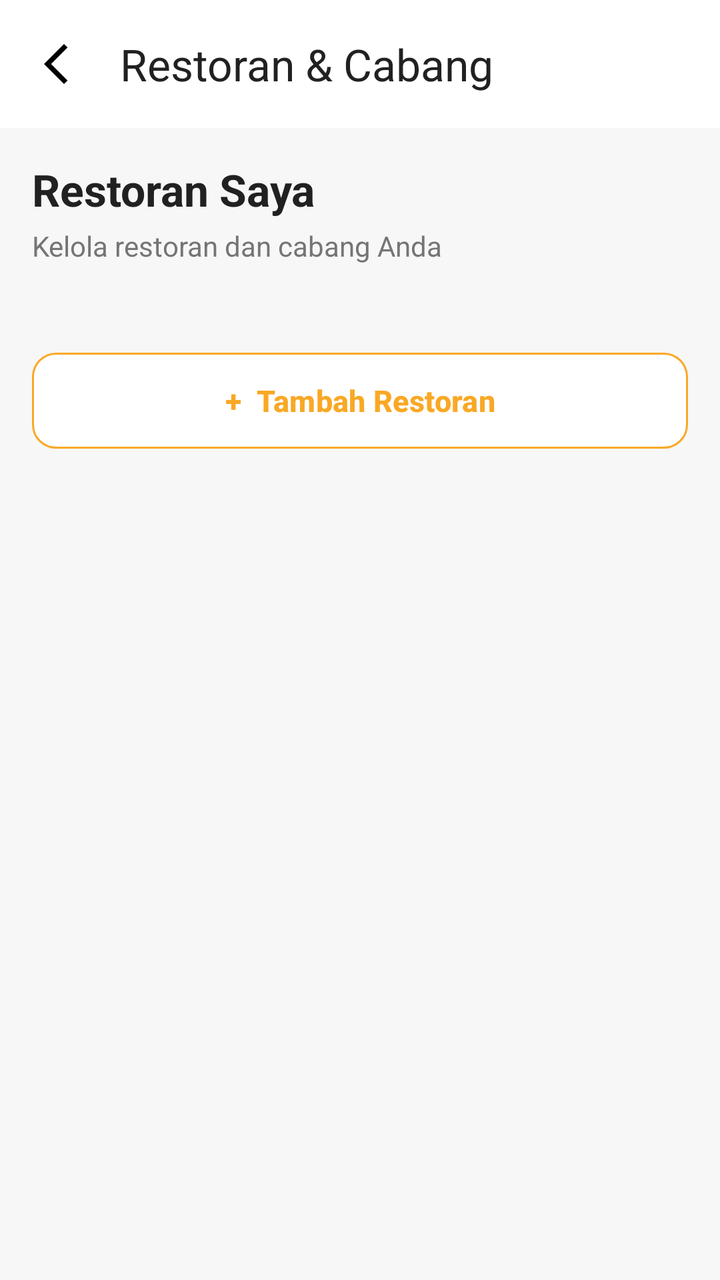
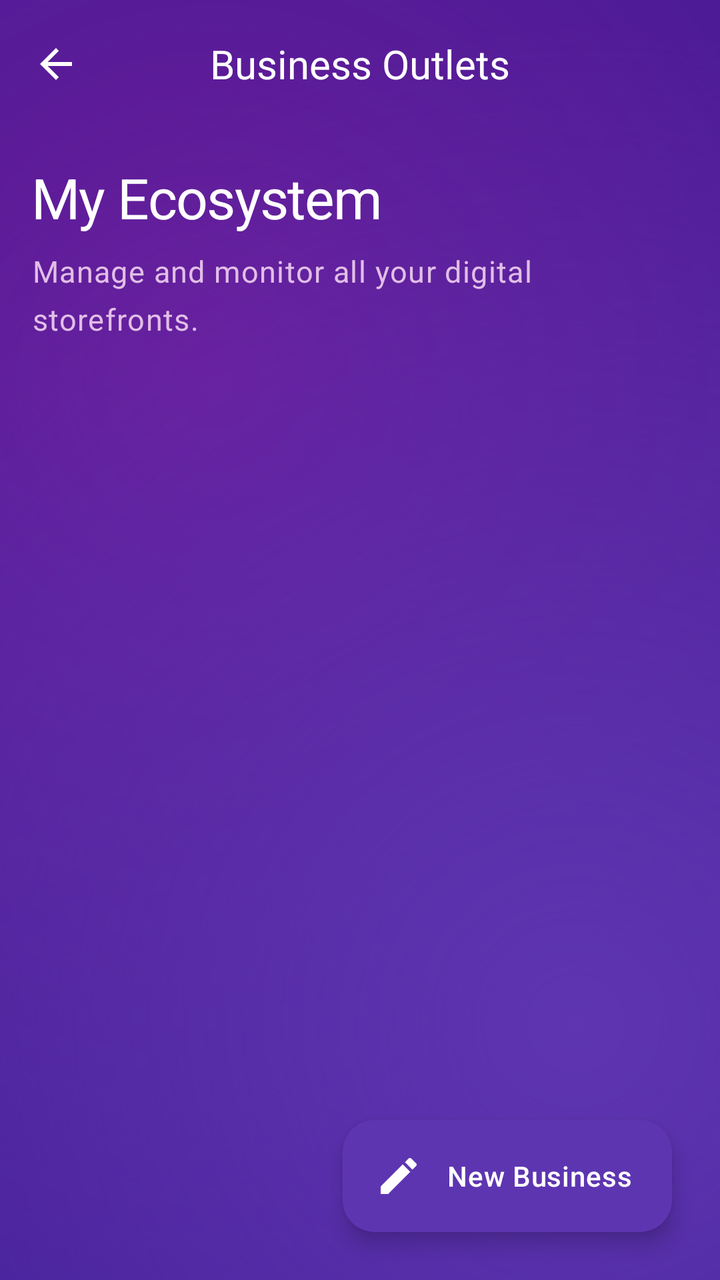

An Android layout rendered at two revisions. The XML below is the earlier revision; the diff shows what the commit changed to produce the second picture.
<!-- AndroidManifest.xml: application theme Theme.KasirAPP -->
<!-- res/layout/activity_restaurant.xml -->
<?xml version="1.0" encoding="utf-8"?>
<androidx.constraintlayout.widget.ConstraintLayout
    xmlns:android="http://schemas.android.com/apk/res/android"
    xmlns:app="http://schemas.android.com/apk/res-auto"
    android:layout_width="match_parent"
    android:layout_height="match_parent"
    android:background="#F7F7F7">

    
    <com.google.android.material.appbar.MaterialToolbar
        android:id="@+id/toolbar"
        android:layout_width="0dp"
        android:layout_height="?attr/actionBarSize"
        android:background="@android:color/white"
        android:elevation="2dp"
        app:title="Restoran &amp; Cabang"
        app:titleTextColor="#212121"
        app:navigationIcon="@drawable/ic_arrow_back"
        app:layout_constraintTop_toTopOf="parent"
        app:layout_constraintStart_toStartOf="parent"
        app:layout_constraintEnd_toEndOf="parent" />

    
    <androidx.core.widget.NestedScrollView
        android:id="@+id/scrollView"
        android:layout_width="0dp"
        android:layout_height="0dp"
        android:fillViewport="true"
        app:layout_constraintTop_toBottomOf="@id/toolbar"
        app:layout_constraintBottom_toBottomOf="parent"
        app:layout_constraintStart_toStartOf="parent"
        app:layout_constraintEnd_toEndOf="parent">

        <LinearLayout
            android:layout_width="match_parent"
            android:layout_height="wrap_content"
            android:orientation="vertical"
            android:padding="16dp">

            
            <TextView
                android:layout_width="wrap_content"
                android:layout_height="wrap_content"
                android:text="Restoran Saya"
                android:textColor="#212121"
                android:textSize="22sp"
                android:textStyle="bold" />

            <TextView
                android:layout_width="wrap_content"
                android:layout_height="wrap_content"
                android:layout_marginTop="4dp"
                android:text="Kelola restoran dan cabang Anda"
                android:textColor="#757575"
                android:textSize="14sp" />

            
            <LinearLayout
                android:id="@+id/restaurantContainer"
                android:layout_width="match_parent"
                android:layout_height="wrap_content"
                android:layout_marginTop="20dp"
                android:orientation="vertical" />

            
            <com.google.android.material.button.MaterialButton
                android:id="@+id/btnAddRestaurant"
                android:layout_width="match_parent"
                android:layout_height="56dp"
                android:layout_marginTop="20dp"
                android:layout_marginBottom="24dp"
                android:text="+  Tambah Restoran"
                android:textColor="#F9A825"
                android:textSize="15sp"
                android:textStyle="bold"
                app:backgroundTint="@android:color/white"
                app:cornerRadius="12dp"
                app:strokeColor="#F9A825"
                app:strokeWidth="1dp" />

        </LinearLayout>

    </androidx.core.widget.NestedScrollView>

</androidx.constraintlayout.widget.ConstraintLayout>
<!-- resources referenced by this layout -->
<resources>
  <!-- drawable ic_arrow_back (drawable) -->
  <vector xmlns:android="http://schemas.android.com/apk/res/android" android:autoMirrored="true" android:height="24dp" android:tint="#000000" android:viewportHeight="960" android:viewportWidth="960" android:width="24dp">
        
      <path android:fillColor="@android:color/white" android:pathData="M640,880L240,480L640,80L711,151L382,480L711,809L640,880Z"/>
      
  </vector>
  <style name="Base.Theme.KasirAPP" parent="Theme.Material3.DayNight.NoActionBar">
          
           <item name="colorPrimary">@color/primary</item>
      </style>
  <color name="primary">#FFC107</color>
  <!-- unchanged entries left out for length: 1 -->
</resources>

<!-- the commit's change to res/layout/activity_restaurant.xml (unified diff, before → after) -->
@@ -1,35 +1,38 @@
 <?xml version="1.0" encoding="utf-8"?>
-<androidx.constraintlayout.widget.ConstraintLayout
+<androidx.coordinatorlayout.widget.CoordinatorLayout
     xmlns:android="http://schemas.android.com/apk/res/android"
     xmlns:app="http://schemas.android.com/apk/res-auto"
     android:layout_width="match_parent"
     android:layout_height="match_parent"
-    android:background="#F7F7F7">
+    android:background="@drawable/bg_liquid_purple_gradient">
 
-    
-    <com.google.android.material.appbar.MaterialToolbar
-        android:id="@+id/toolbar"
-        android:layout_width="0dp"
-        android:layout_height="?attr/actionBarSize"
-        android:background="@android:color/white"
-        android:elevation="2dp"
-        app:title="Restoran &amp; Cabang"
-        app:titleTextColor="#212121"
-        app:navigationIcon="@drawable/ic_arrow_back"
-        app:layout_constraintTop_toTopOf="parent"
-        app:layout_constraintStart_toStartOf="parent"
-        app:layout_constraintEnd_toEndOf="parent" />
+    <com.google.android.material.appbar.AppBarLayout
+        android:layout_width="match_parent"
+        android:layout_height="wrap_content"
+        android:background="@android:color/transparent"
+        android:fitsSystemWindows="true"
+        app:elevation="0dp">
 
-    
+        <com.google.android.material.appbar.MaterialToolbar
+            android:id="@+id/toolbar"
+            android:layout_width="match_parent"
+            android:layout_height="?attr/actionBarSize"
+            app:navigationIcon="@drawable/ic_arrow_back"
+            app:navigationIconTint="@color/white"
+            app:title="Business Outlets"
+            app:titleCentered="true"
+            app:titleTextColor="@color/white"
+            android:background="@android:color/transparent" />
+
+    </com.google.android.material.appbar.AppBarLayout>
+
     <androidx.core.widget.NestedScrollView
         android:id="@+id/scrollView"
-        android:layout_width="0dp"
-        android:layout_height="0dp"
-        android:fillViewport="true"
-        app:layout_constraintTop_toBottomOf="@id/toolbar"
-        app:layout_constraintBottom_toBottomOf="parent"
-        app:layout_constraintStart_toStartOf="parent"
-        app:layout_constraintEnd_toEndOf="parent">
+        android:layout_width="match_parent"
+        android:layout_height="match_parent"
+        android:clipToPadding="false"
+        android:paddingBottom="100dp"
+        app:layout_behavior="@string/appbar_scrolling_view_behavior">
 
         <LinearLayout
             android:layout_width="match_parent"
@@ -37,49 +40,43 @@
             android:orientation="vertical"
             android:padding="16dp">
 
-            
             <TextView
+                style="@style/TextAppearance.Future.HeadlineLarge"
                 android:layout_width="wrap_content"
                 android:layout_height="wrap_content"
-                android:text="Restoran Saya"
-                android:textColor="#212121"
-                android:textSize="22sp"
-                android:textStyle="bold" />
+                android:text="My Ecosystem"
+                android:textColor="@color/white" />
 
             <TextView
+                style="@style/TextAppearance.Future.BodyLarge"
                 android:layout_width="wrap_content"
                 android:layout_height="wrap_content"
-                android:layout_marginTop="4dp"
-                android:text="Kelola restoran dan cabang Anda"
-                android:textColor="#757575"
-                android:textSize="14sp" />
+                android:layout_marginTop="8dp"
+                android:text="Manage and monitor all your digital storefronts."
+                android:textColor="#E1BEE7" />
 
-            
             <LinearLayout
                 android:id="@+id/restaurantContainer"
                 android:layout_width="match_parent"
                 android:layout_height="wrap_content"
-                android:layout_marginTop="20dp"
+                android:layout_marginTop="32dp"
                 android:orientation="vertical" />
 
-            
-            <com.google.android.material.button.MaterialButton
-                android:id="@+id/btnAddRestaurant"
-                android:layout_width="match_parent"
-                android:layout_height="56dp"
-                android:layout_marginTop="20dp"
-                android:layout_marginBottom="24dp"
-                android:text="+  Tambah Restoran"
-                android:textColor="#F9A825"
-                android:textSize="15sp"
-                android:textStyle="bold"
-                app:backgroundTint="@android:color/white"
-                app:cornerRadius="12dp"
-                app:strokeColor="#F9A825"
-                app:strokeWidth="1dp" />
-
         </LinearLayout>
-
     </androidx.core.widget.NestedScrollView>
 
-</androidx.constraintlayout.widget.ConstraintLayout>
+    <com.google.android.material.floatingactionbutton.ExtendedFloatingActionButton
+        android:id="@+id/btnAddRestaurant"
+        style="@style/Widget.Material3.ExtendedFloatingActionButton.Icon.Primary"
+        android:layout_width="wrap_content"
+        android:layout_height="wrap_content"
+        android:layout_gravity="bottom|end"
+        android:layout_margin="24dp"
+        android:text="New Business"
+        android:textColor="@color/on_primary"
+        android:textAppearance="@style/TextAppearance.Future.LabelLarge"
+        app:backgroundTint="@color/primary"
+        app:icon="@drawable/ic_edit"
+        app:iconTint="@color/on_primary" />
+
+</androidx.coordinatorlayout.widget.CoordinatorLayout>
<!-- resource entries referenced after the edit -->
@@ -1,16 +1,198 @@
 <!-- resources referenced by this layout -->
 <resources>
+  <color name="on_primary">#FFFFFF</color>
   <!-- drawable ic_arrow_back (drawable) -->
-  <vector xmlns:android="http://schemas.android.com/apk/res/android" android:autoMirrored="true" android:height="24dp" android:tint="#000000" android:viewportHeight="960" android:viewportWidth="960" android:width="24dp">
-        
-      <path android:fillColor="@android:color/white" android:pathData="M640,880L240,480L640,80L711,151L382,480L711,809L640,880Z"/>
+  <vector xmlns:android="http://schemas.android.com/apk/res/android"
+      android:width="24dp"
+      android:height="24dp"
+      android:viewportWidth="24"
+      android:viewportHeight="24">
+      <path
+          android:fillColor="@color/on_surface"
+          android:pathData="M20,11H7.83l5.59,-5.59L12,4l-8,8 8,8 1.41,-1.41L7.83,13H20V11z"/>
+  </vector>
+  <!-- drawable ic_edit (drawable) -->
+  <vector xmlns:android="http://schemas.android.com/apk/res/android"
+      android:width="24dp"
+      android:height="24dp"
+      android:viewportWidth="24"
+      android:viewportHeight="24">
+      <path
+          android:fillColor="@color/on_surface"
+          android:pathData="M3,17.25V21h3.75L17.81,9.94l-3.75,-3.75L3,17.25zM20.71,7.04c0.39,-0.39 0.39,-1.02 0,-1.41l-2.34,-2.34c-0.39,-0.39 -1.02,-0.39 -1.41,0l-1.83,1.83 3.75,3.75 1.83,-1.83z"/>
+  </vector>
+  <style name="TextAppearance.Future.BodyLarge" parent="TextAppearance.Premium.BodyLarge" />
+  <style name="TextAppearance.Future.HeadlineLarge" parent="TextAppearance.Premium.HeadlineLarge" />
+  <style name="TextAppearance.Future.LabelLarge" parent="TextAppearance.Premium.LabelLarge" />
+  <color name="on_surface">#202124</color>
+  <style name="TextAppearance.Premium.BodyLarge" parent="TextAppearance.Material3.BodyLarge">
+          <item name="android:textSize">15sp</item>
+          <item name="android:fontFamily">sans-serif</item>
+          <item name="android:lineSpacingExtra">3dp</item>
+          <item name="android:textColor">#E1BEE7</item>
+      </style>
+  <style name="TextAppearance.Premium.HeadlineLarge" parent="TextAppearance.Material3.HeadlineLarge">
+          <item name="android:textSize">28sp</item>
+          <item name="android:fontFamily">sans-serif-medium</item>
+          <item name="android:letterSpacing">-0.02</item>
+          <item name="android:textColor">@color/white</item>
+      </style>
+  <style name="TextAppearance.Premium.LabelLarge" parent="TextAppearance.Material3.LabelLarge">
+          <item name="android:textSize">14sp</item>
+          <item name="android:fontFamily">sans-serif-medium</item>
+          <item name="android:letterSpacing">0.02</item>
+          <item name="android:textColor">#B39DDB</item>
+      </style>
+  <style name="Base.Theme.KasirAPP" parent="Theme.Material3.Light.NoActionBar">
+          
+          <item name="colorPrimary">@color/primary</item>
+          <item name="colorOnPrimary">@color/on_primary</item>
+          <item name="colorPrimaryContainer">@color/primary_container</item>
+          <item name="colorOnPrimaryContainer">@color/on_primary_container</item>
+  
+          <item name="colorSecondary">@color/secondary</item>
+          <item name="colorOnSecondary">@color/on_secondary</item>
+          <item name="colorSecondaryContainer">@color/secondary_container</item>
+          <item name="colorOnSecondaryContainer">@color/on_secondary_container</item>
+  
+          <item name="android:windowBackground">@color/background</item>
+          <item name="colorSurface">@color/surface</item>
+          <item name="colorOnSurface">@color/on_surface</item>
+          <item name="colorSurfaceVariant">@color/surface_variant</item>
+          <item name="colorOnSurfaceVariant">@color/on_surface_variant</item>
+          <item name="colorOutline">@color/outline</item>
+  
+          
+          <item name="android:statusBarColor">@android:color/transparent</item>
+          <item name="android:windowLightStatusBar">false</item>
+          <item name="android:navigationBarColor">@android:color/transparent</item>
+          <item name="android:windowLightNavigationBar" tools:targetApi="27">false</item>
+  
+          
+          <item name="materialCardViewStyle">@style/Widget.App.Card</item>
+          <item name="materialButtonStyle">@style/Widget.App.Button</item>
+          <item name="textInputStyle">@style/Widget.App.TextInputLayout</item>
+  
+          
+          <item name="textAppearanceHeadlineLarge">@style/TextAppearance.Premium.HeadlineLarge</item>
+          <item name="textAppearanceTitleLarge">@style/TextAppearance.Premium.TitleLarge</item>
+          <item name="textAppearanceBodyLarge">@style/TextAppearance.Premium.BodyLarge</item>
+          <item name="textAppearanceLabelLarge">@style/TextAppearance.Premium.LabelLarge</item>
+      </style>
+  <color name="primary_container">#F3E5F5</color>
+  <color name="on_primary_container">#4A148C</color>
+  <color name="secondary">#7B1FA2</color>
+  <color name="on_secondary">#FFFFFF</color>
+  <color name="secondary_container">#F8F9FA</color>
+  <color name="on_secondary_container">#202124</color>
+  <color name="background">#F5F6FA</color>
+  <color name="surface">#FFFFFF</color>
+  <color name="surface_variant">#EDEDF5</color>
+  <color name="on_surface_variant">#625B71</color>
+  <color name="outline">#7B6F96</color>
+  <style name="Widget.App.Card" parent="Widget.Material3.CardView.Filled">
+          <item name="cardCornerRadius">28dp</item>
+          <item name="cardElevation">0dp</item>
+          <item name="strokeWidth">0dp</item>
+          <item name="android:background">@drawable/bg_liquid_glass</item>
+          <item name="cardBackgroundColor">@android:color/transparent</item>
+      </style>
+  <style name="Widget.App.Button" parent="Widget.Material3.Button.TonalButton">
+          <item name="cornerRadius">20dp</item>
+          <item name="android:background">@drawable/bg_liquid_glass</item>
+          <item name="android:insetTop">0dp</item>
+          <item name="android:insetBottom">0dp</item>
+          <item name="android:textColor">@color/white</item>
+      </style>
+  <style name="Widget.App.TextInputLayout" parent="Widget.Material3.TextInputLayout.OutlinedBox">
+          <item name="boxCornerRadiusTopStart">20dp</item>
+          <item name="boxCornerRadiusTopEnd">20dp</item>
+          <item name="boxCornerRadiusBottomStart">20dp</item>
+          <item name="boxCornerRadiusBottomEnd">20dp</item>
+          <item name="boxStrokeColor">#80FFFFFF</item>
+          <item name="boxStrokeWidth">1.5dp</item>
+          <item name="boxStrokeWidthFocused">2.5dp</item>
+          <item name="android:textColorHint">#B3FFFFFF</item>
+      </style>
+  <style name="TextAppearance.Premium.TitleLarge" parent="TextAppearance.Material3.TitleLarge">
+          <item name="android:textSize">20sp</item>
+          <item name="android:fontFamily">sans-serif-medium</item>
+          <item name="android:textColor">@color/white</item>
+      </style>
+  <!-- drawable bg_liquid_glass (drawable) -->
+  <?xml version="1.0" encoding="utf-8"?>
+  <layer-list xmlns:android="http://schemas.android.com/apk/res/android">
       
-  </vector>
-  <style name="Base.Theme.KasirAPP" parent="Theme.Material3.DayNight.NoActionBar">
-          
-           <item name="colorPrimary">@color/primary</item>
-      </style>
-  <color name="primary">#FFC107</color>
+      <item>
+          <shape android:shape="rectangle">
+              <solid android:color="#1A000000" />
+              <corners android:radius="28dp" />
+          </shape>
+      </item>
+  
+      
+      <item android:bottom="2dp" android:left="1dp" android:right="1dp" android:top="1dp">
+          <shape android:shape="rectangle">
+              <gradient
+                  android:angle="135"
+                  android:endColor="#1AFFFFFF"
+                  android:startColor="#4DFFFFFF"
+                  android:type="linear" />
+              <corners android:radius="28dp" />
+          </shape>
+      </item>
+  
+      
+      <item>
+          <shape android:shape="rectangle">
+              <solid android:color="@android:color/transparent" />
+              <corners android:radius="28dp" />
+              <stroke
+                  android:width="1.5dp"
+                  android:color="#80FFFFFF" />
+          </shape>
+      </item>
+  </layer-list>
+  <color name="primary">#5E35B1</color>
+  <color name="white">#FFFFFF</color>
+  <!-- drawable bg_liquid_purple_gradient (drawable) -->
+  <?xml version="1.0" encoding="utf-8"?>
+  <layer-list xmlns:android="http://schemas.android.com/apk/res/android">
+      
+      <item>
+          <shape android:shape="rectangle">
+              <solid android:color="#311B92" />
+          </shape>
+      </item>
+  
+      
+      <item>
+          <shape android:shape="rectangle">
+              <gradient
+                  android:angle="135"
+                  android:centerX="30%"
+                  android:centerY="30%"
+                  android:endColor="@android:color/transparent"
+                  android:gradientRadius="600dp"
+                  android:startColor="#6A1B9A"
+                  android:type="radial" />
+          </shape>
+      </item>
+  
+      
+      <item>
+          <shape android:shape="rectangle">
+              <gradient
+                  android:angle="315"
+                  android:centerX="80%"
+                  android:centerY="80%"
+                  android:endColor="@android:color/transparent"
+                  android:gradientRadius="500dp"
+                  android:startColor="#5E35B1"
+                  android:type="radial" />
+          </shape>
+      </item>
+  </layer-list>
   <!-- unchanged entries left out for length: 1 -->
 </resources>
 
